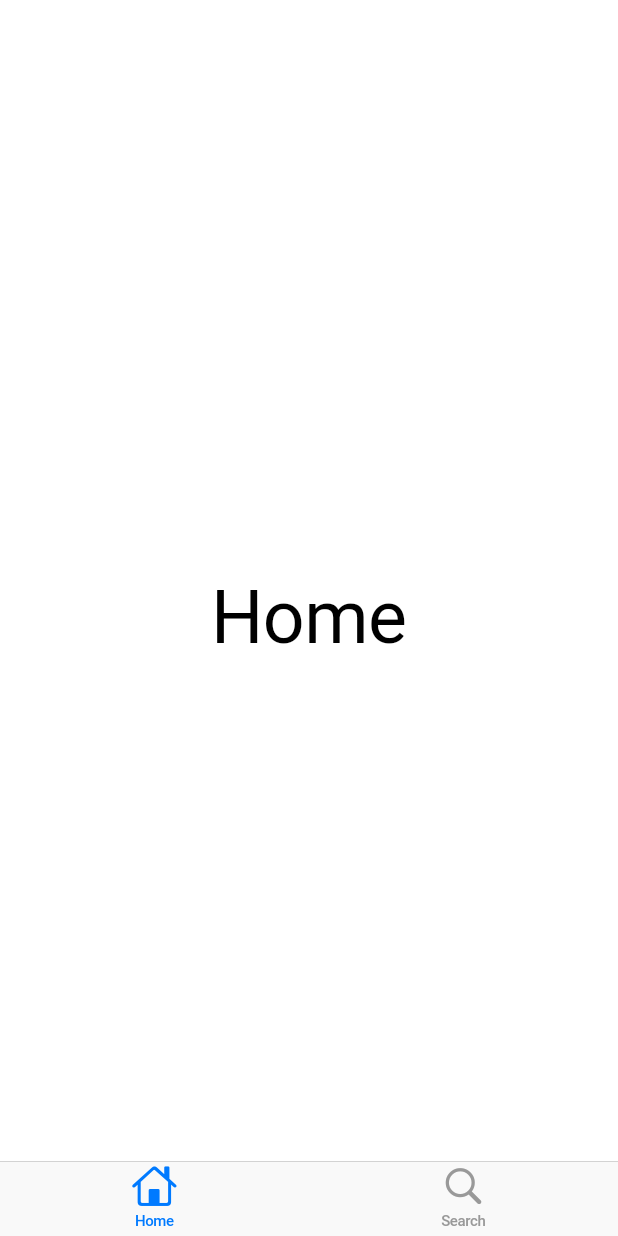
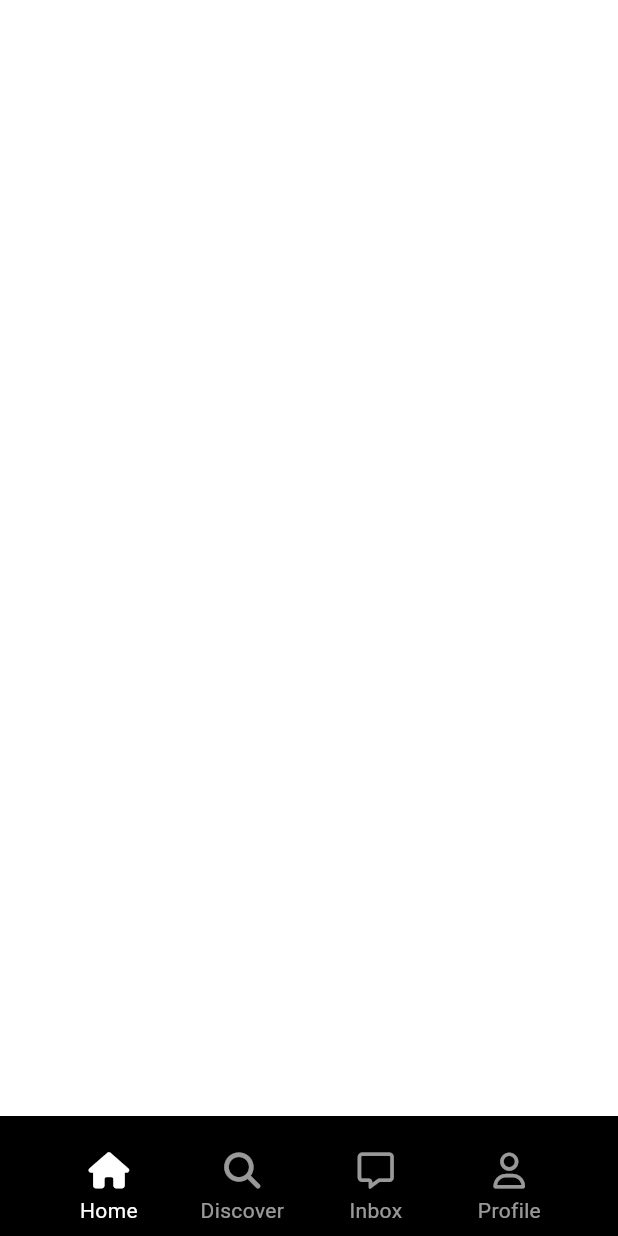
Before and after one commit to dongyyy/Tiktok_clone, a Flutter app: the MainNavigationScreen screen opened directly, on a phone screen of 412 x 824 dp. Run offline on Flutter 3.47's test engine with Material 3 defaults, Android fonts, the phone set to English and light mode, and no system bars; our stand-ins replace font_awesome_flutter.

Commit message:
#6.5 Custom NavigationBar
#26.6 Conclusions (08:37)
#27 VIDEO TIMELINE

#27.0 Introduction (01:40)

#27.1 VideoPost (17:26)

#27.2 Infinite Firebase (15:53)

#27.3 FamilyAsyncNotifier (14:20)

#27.4 likeVideo (07:09)

#27.5 dislikeVideo (08:18)

#27.6 Code Challenge (03:16)
#28 DIRECT MESSAGES

#28.0 Introduction (03:24)

#28.1 Send Message (15:41)

#28.2 StreamProvider (09:05)

#28.3 autoDispose (14:05)

#28.4 Code Challenge (05:12)
#29 PUSH NOTIFICATIONS

#29.0 Introduction (03:45)

#29.1 getToken (07:04)

#29.2 Foreground Notifications (06:44)

#29.3 Background Notification (09:50)

#29.4 ShellRoute (11:14)

#29.5 Targeted Notification (09:21)
#30 SECURITY AND TESTING

#30.0 Introduction (02:04)

#30.1 Security Rules (10:50)

#30.2 Security Querying (10:18)

#30.3 Unit Testing (11:30)

#30.4 Widget Testing part One (12:03)

#30.5 Widget Testing part Two (11:22)

#30.6 Integration Testing part One (13:28)

#30.7 Integration Testing part Two (10:28)

#30.8 Conclusions (01:44)
#6.6 Stateful Navigation part One

```diff
--- a/lib/main.dart
+++ b/lib/main.dart
@@ -1,6 +1,7 @@
-import 'package:flutter/cupertino.dart';
 import 'package:flutter/material.dart';
-import 'main_navigation/main_navigation_screen.dart';
+import 'package:tiktok_clone_dy/features/onboarding/interests_screen.dart';
+
+import 'constants/sizes.dart';
 
 void main() {
   runApp(const TikTokApp());
@@ -12,9 +13,23 @@ class TikTokApp extends StatelessWidget {
   // This widget is the root of your application.
   @override
   Widget build(BuildContext context) {
-    return const CupertinoApp(
-      title: 'TikTok Clone',
-      home: MainNavigationScreen(),
-    );
+    return MaterialApp(
+        title: 'TikTok Clone',
+        theme: ThemeData(
+          appBarTheme: const AppBarTheme(
+            foregroundColor: Colors.black,
+            backgroundColor: Colors.white,
+            elevation: 0,
+            centerTitle: true,
+            titleTextStyle: TextStyle(
+              color: Colors.black,
+              fontSize: Sizes.size16 + Sizes.size2,
+              fontWeight: FontWeight.w600,
+            ),
+          ),
+          scaffoldBackgroundColor: Colors.white,
+          primaryColor: const Color(0xFFE9435A),
+        ),
+        home: const InterestsScreen());
   }
 }
--- a/lib/main_navigation/main_navigation_screen.dart
+++ b/lib/main_navigation/main_navigation_screen.dart
@@ -1,4 +1,9 @@
 import 'package:flutter/cupertino.dart';
+import 'package:flutter/material.dart';
+import 'package:font_awesome_flutter/font_awesome_flutter.dart';
+
+import '../constants/sizes.dart';
+import 'widgets/nav_tab.dart';
 
 class MainNavigationScreen extends StatefulWidget {
   const MainNavigationScreen({super.key});
@@ -33,20 +38,42 @@ class _MainNavigationScreenState extends State<MainNavigationScreen> {
 
   @override
   Widget build(BuildContext context) {
-    return CupertinoTabScaffold(
-      tabBar: CupertinoTabBar(
-        items: const [
-          BottomNavigationBarItem(
-            icon: Icon(CupertinoIcons.house),
-            label: "Home",
+    return Scaffold(
+      bottomNavigationBar: BottomAppBar(
+        color: Colors.black,
+        child: Padding(
+          padding: const EdgeInsets.all(Sizes.size12),
+          child: Row(
+            mainAxisAlignment: MainAxisAlignment.spaceBetween,
+            children: [
+              NavTab(
+                text: "Home",
+                isSelected: _selectedIndex == 0,
+                icon: FontAwesomeIcons.house,
+                onTap: () => _onTap(0),
+              ),
+              NavTab(
+                text: "Discover",
+                isSelected: _selectedIndex == 1,
+                icon: FontAwesomeIcons.magnifyingGlass,
+                onTap: () => _onTap(1),
+              ),
+              NavTab(
+                text: "Inbox",
+                isSelected: _selectedIndex == 3,
+                icon: FontAwesomeIcons.message,
+                onTap: () => _onTap(3),
+              ),
+              NavTab(
+                text: "Profile",
+                isSelected: _selectedIndex == 4,
+                icon: FontAwesomeIcons.user,
+                onTap: () => _onTap(4),
+              ),
+            ],
           ),
-          BottomNavigationBarItem(
-            icon: Icon(CupertinoIcons.search),
-            label: "Search",
-          ),
-        ],
+        ),
       ),
-      tabBuilder: (context, index) => screens[index],
     );
   }
 }
--- /dev/null
+++ b/lib/main_navigation/widgets/nav_tab.dart
@@ -0,0 +1,51 @@
+import 'package:flutter/material.dart';
+import 'package:font_awesome_flutter/font_awesome_flutter.dart';
+
+import '../../../constants/gaps.dart';
+
+class NavTab extends StatelessWidget {
+  const NavTab({
+    super.key,
+    required this.text,
+    required this.isSelected,
+    required this.icon,
+    required this.onTap,
+  });
+
+  final String text;
+  final bool isSelected;
+  final IconData icon;
+  final Function onTap;
+
+  @override
+  Widget build(BuildContext context) {
+    return Expanded(
+      child: GestureDetector(
+        onTap: () => onTap(),
+        child: Container(
+          color: Colors.black,
+          child: AnimatedOpacity(
+            duration: const Duration(milliseconds: 300),
+            opacity: isSelected ? 1 : 0.6,
+            child: Column(
+              mainAxisSize: MainAxisSize.min,
+              children: [
+                FaIcon(
+                  icon,
+                  color: Colors.white,
+                ),
+                Gaps.v5,
+                Text(
+                  text,
+                  style: const TextStyle(
+                    color: Colors.white,
+                  ),
+                )
+              ],
+            ),
+          ),
+        ),
+      ),
+    );
+  }
+}
```
